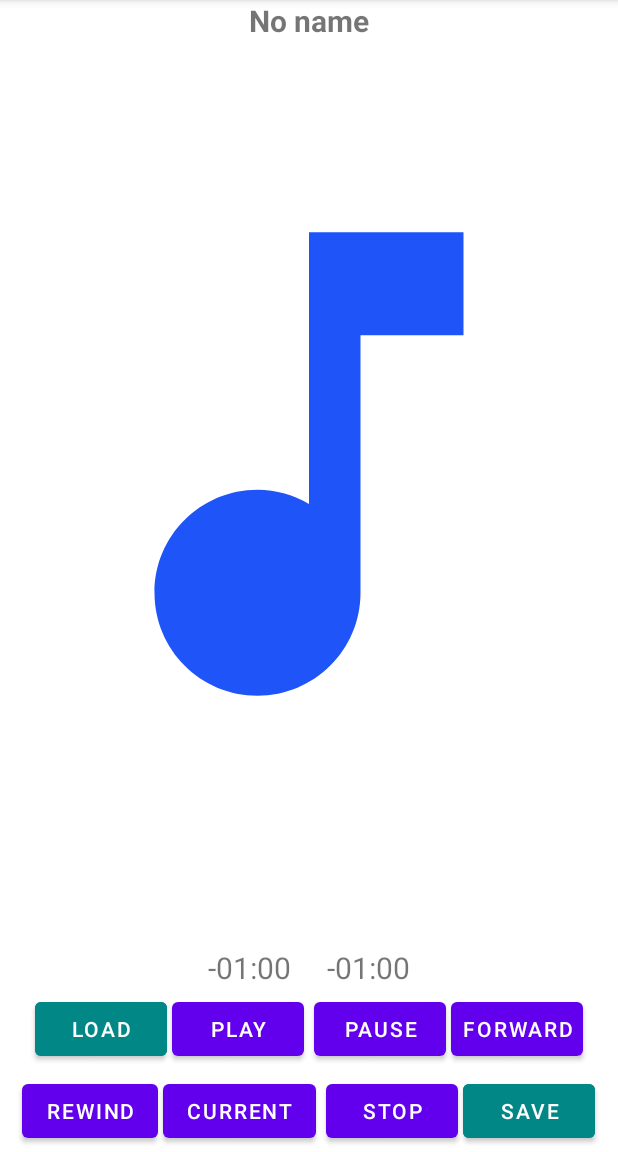
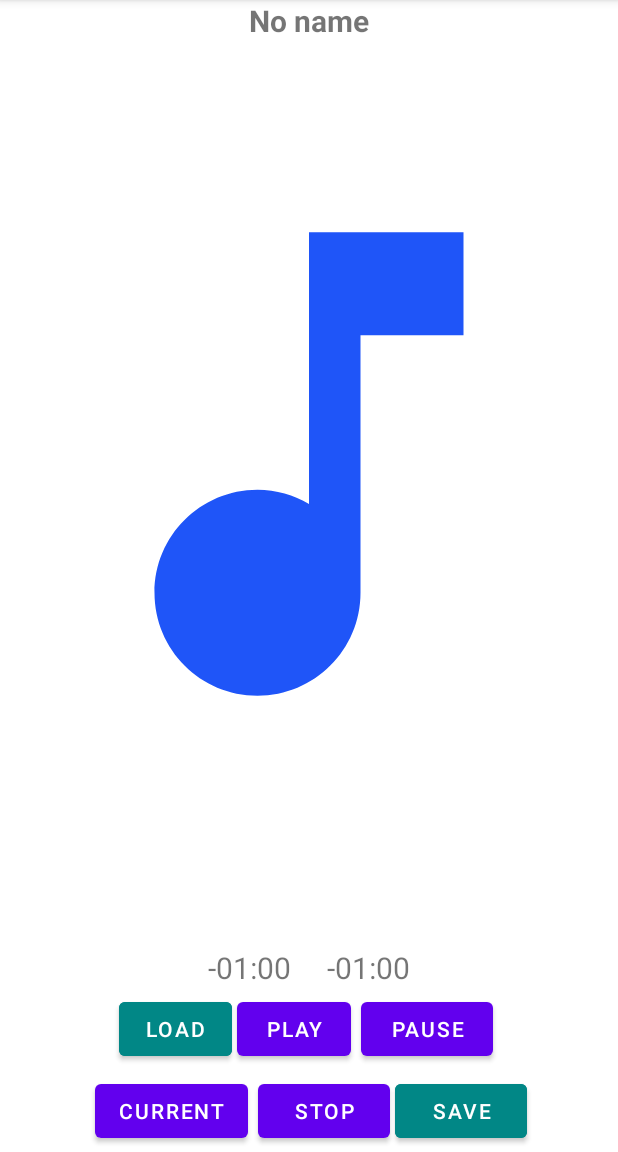
Before and after one commit to LeTrung8522/Image_Video_Audio, an Android app: the Audio screen opened directly, with no data from a screen before it, on a phone screen of 412 x 824 dp, the part 84-1236 px from its top. Run offline under Robolectric (Android 15) with nearby library versions, the phone set to English and light mode, and no system bars.

Commit message:
delete rewind & forward buttons

```diff
--- a/app/src/main/java/com/example/image_video_audio/Audio.java
+++ b/app/src/main/java/com/example/image_video_audio/Audio.java
@@ -43,6 +43,7 @@ public class Audio extends AppCompatActivity {
     Button audioCurrentButton;
     Button stopButton;
     Button saveButton;
+    Button loopButton;
 
     ActivityResultLauncher<String> pickerLauncher = registerForActivityResult(
             new ActivityResultContracts.GetContent(),
@@ -67,7 +68,7 @@ public class Audio extends AppCompatActivity {
             mediaPlayer = MediaPlayer.create(this, R.raw.song2);
 
             //Load audio from gallery
-            pickerLauncher.launch("audio/*");
+//            pickerLauncher.launch("audio/*");
 
             //Load audio from file
 //            File filePath = new File(
@@ -93,36 +94,16 @@ public class Audio extends AppCompatActivity {
             }
         });
 
+
+
+
         pauseButton = findViewById(R.id.pause_button);
         pauseButton.setOnClickListener(view -> {
             if (mediaPlayer != null && mediaPlayer.isPlaying())
                 mediaPlayer.pause();
         });
 
-        forwardButton = findViewById(R.id.forward_button);
-        forwardButton.setOnClickListener(view -> {
-            if (mediaPlayer != null) {
-                int currentAudioPosition = mediaPlayer.getCurrentPosition();
-                int audioDuration = mediaPlayer.getDuration();
-                if (mediaPlayer.isPlaying() && currentAudioPosition <= audioDuration - 3000) {
-                    currentAudioPosition += 3000;
-                    mediaPlayer.seekTo(currentAudioPosition);
-                    audioCurrentTextView.setText(convertDurationToAudioTime(currentAudioPosition));
-                }
-            }
-        });
 
-        rewindButton = findViewById(R.id.rewind_button);
-        rewindButton.setOnClickListener(view -> {
-            if (mediaPlayer != null) {
-                int currentAudioPosition = mediaPlayer.getCurrentPosition();
-                if (mediaPlayer.isPlaying() && currentAudioPosition >= 3000) {
-                    currentAudioPosition -= 3000;
-                    mediaPlayer.seekTo(currentAudioPosition);
-                    audioCurrentTextView.setText(convertDurationToAudioTime(currentAudioPosition));
-                }
-            }
-        });
 
         audioCurrentButton = findViewById(R.id.audio_current_button);
         audioCurrentButton.setOnClickListener(view -> {
@@ -148,6 +129,8 @@ public class Audio extends AppCompatActivity {
             //saveAudioToGallery();
             saveAudioToFile();
         });
+
+
     }
 
     private void saveAudioToGallery() {
--- a/app/src/main/res/layout/activity_audio.xml
+++ b/app/src/main/res/layout/activity_audio.xml
@@ -64,6 +64,7 @@
         android:columnCount="4"
         android:gravity="center"
         android:useDefaultMargins="true"
+        android:layout_marginHorizontal="10dp"
         app:layout_constraintBottom_toTopOf="@id/second_buttons_container"
         app:layout_constraintEnd_toEndOf="parent"
         app:layout_constraintStart_toStartOf="parent"
@@ -71,14 +72,14 @@
 
         <Button
             android:id="@+id/load_button"
-            android:layout_width="wrap_content"
+            android:layout_width="75dp"
             android:layout_height="wrap_content"
             android:backgroundTint="@color/teal_700"
             android:text="Load" />
 
         <Button
             android:id="@+id/play_button"
-            android:layout_width="wrap_content"
+            android:layout_width="76dp"
             android:layout_height="wrap_content"
             android:layout_margin="3dp"
             android:text="Play" />
@@ -90,12 +91,6 @@
             android:layout_margin="3dp"
             android:text="Pause" />
 
-        <Button
-            android:id="@+id/forward_button"
-            android:layout_width="wrap_content"
-            android:layout_height="wrap_content"
-            android:padding="0dp"
-            android:text="Forward" />
     </LinearLayout>
 
     <LinearLayout
@@ -109,12 +104,6 @@
         app:layout_constraintEnd_toEndOf="parent"
         app:layout_constraintStart_toStartOf="parent"
         app:layout_constraintTop_toBottomOf="@id/first_buttons_container">
-
-        <Button
-            android:id="@+id/rewind_button"
-            android:layout_width="wrap_content"
-            android:layout_height="wrap_content"
-            android:text="Rewind" />
 
         <Button
             android:id="@+id/audio_current_button"
@@ -137,6 +126,7 @@
             android:backgroundTint="@color/teal_700"
             android:padding="0dp"
             android:text="Save" />
+
     </LinearLayout>
 
 </androidx.constraintlayout.widget.ConstraintLayout>
```
Also changed, not shown: app/src/main/res/layout/activity_main.xml (+8 -2 lines).
